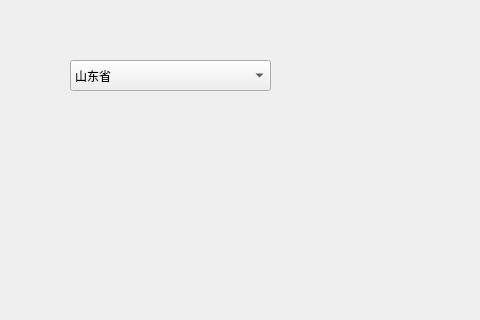
Old version of the form mainwindow.ui in the repository ylyanleiyl/QUtils; both pictures show x 0 to 480 and y 0 to 320 of the 866 by 597 pixel window.
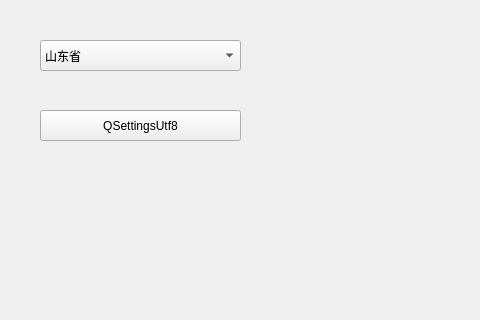
New version of the form. Custom widgets are drawn as their Qt base class.

```diff
--- a/mainwindow.ui
+++ b/mainwindow.ui
@@ -17,8 +17,8 @@
    <widget class="HisComboBox" name="comboBox">
     <property name="geometry">
      <rect>
-      <x>70</x>
-      <y>60</y>
+      <x>40</x>
+      <y>40</y>
       <width>201</width>
       <height>31</height>
      </rect>
@@ -47,6 +47,19 @@
      </property>
     </item>
    </widget>
+   <widget class="QPushButton" name="pushButtonQSettingsUtf8">
+    <property name="geometry">
+     <rect>
+      <x>40</x>
+      <y>110</y>
+      <width>201</width>
+      <height>31</height>
+     </rect>
+    </property>
+    <property name="text">
+     <string>QSettingsUtf8</string>
+    </property>
+   </widget>
   </widget>
   <widget class="QMenuBar" name="menubar">
    <property name="geometry">
```
